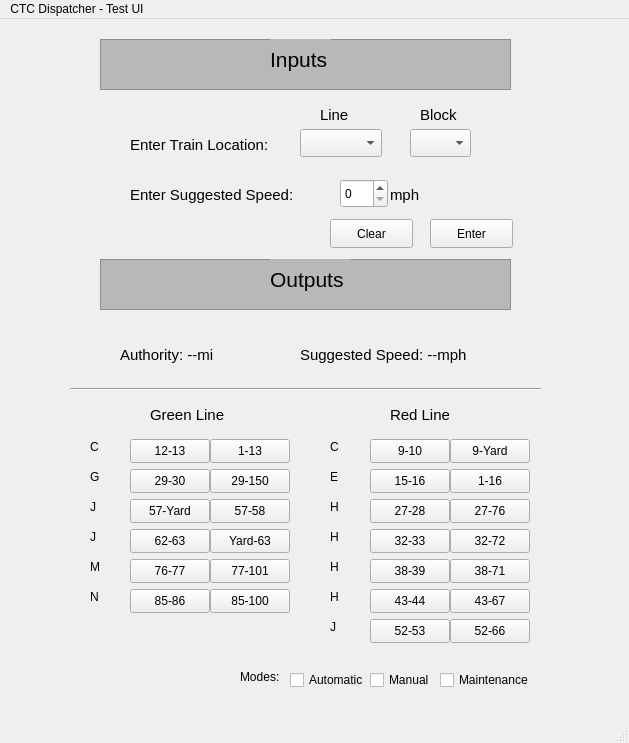
Before: the Qt Designer form CTC_Office/CTC_test.ui in headhunter22/ECE1140-Train-Simulator, drawn with Qt 5.
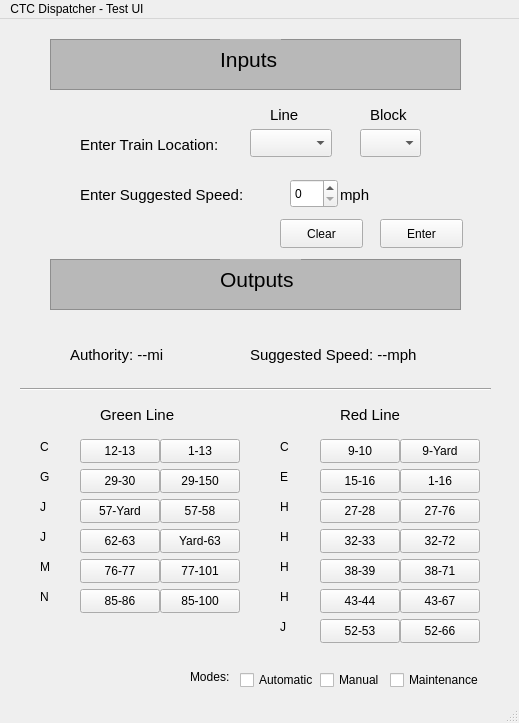
After: the same form once the commit is applied.

Commit message: ctc dispatching functionality

Patch:
```diff
--- a/CTC_Office/CTC_test.ui
+++ b/CTC_Office/CTC_test.ui
@@ -6,8 +6,8 @@
    <rect>
     <x>0</x>
     <y>0</y>
-    <width>629</width>
-    <height>743</height>
+    <width>519</width>
+    <height>723</height>
    </rect>
   </property>
   <property name="windowTitle">
@@ -20,7 +20,7 @@
    <widget class="QLabel" name="locationText">
     <property name="geometry">
      <rect>
-      <x>130</x>
+      <x>80</x>
       <y>110</y>
       <width>161</width>
       <height>31</height>
@@ -38,7 +38,7 @@
    <widget class="QLabel" name="speedText">
     <property name="geometry">
      <rect>
-      <x>130</x>
+      <x>80</x>
       <y>160</y>
       <width>201</width>
       <height>31</height>
@@ -56,7 +56,7 @@
    <widget class="QLabel" name="mph">
     <property name="geometry">
      <rect>
-      <x>390</x>
+      <x>340</x>
       <y>160</y>
       <width>51</width>
       <height>31</height>
@@ -74,7 +74,7 @@
    <widget class="QFrame" name="InputsBox">
     <property name="geometry">
      <rect>
-      <x>100</x>
+      <x>50</x>
       <y>20</y>
       <width>411</width>
       <height>51</height>
@@ -118,7 +118,7 @@
    <widget class="QFrame" name="OutputsBox_18">
     <property name="geometry">
      <rect>
-      <x>100</x>
+      <x>50</x>
       <y>240</y>
       <width>411</width>
       <height>51</height>
@@ -161,7 +161,7 @@
    <widget class="QLabel" name="authority">
     <property name="geometry">
      <rect>
-      <x>120</x>
+      <x>70</x>
       <y>320</y>
       <width>131</width>
       <height>31</height>
@@ -179,7 +179,7 @@
    <widget class="QLabel" name="suggSpeedOutput">
     <property name="geometry">
      <rect>
-      <x>300</x>
+      <x>250</x>
       <y>320</y>
       <width>211</width>
       <height>31</height>
@@ -197,7 +197,7 @@
    <widget class="Line" name="line_3">
     <property name="geometry">
      <rect>
-      <x>70</x>
+      <x>20</x>
       <y>360</y>
       <width>471</width>
       <height>21</height>
@@ -210,7 +210,7 @@
    <widget class="QLabel" name="greenLine_2">
     <property name="geometry">
      <rect>
-      <x>150</x>
+      <x>100</x>
       <y>380</y>
       <width>91</width>
       <height>31</height>
@@ -228,7 +228,7 @@
    <widget class="QLabel" name="redLineText">
     <property name="geometry">
      <rect>
-      <x>390</x>
+      <x>340</x>
       <y>380</y>
       <width>81</width>
       <height>31</height>
@@ -246,7 +246,7 @@
    <widget class="QComboBox" name="lineSelect">
     <property name="geometry">
      <rect>
-      <x>300</x>
+      <x>250</x>
       <y>110</y>
       <width>82</width>
       <height>28</height>
@@ -256,7 +256,7 @@
    <widget class="QLabel" name="lineText">
     <property name="geometry">
      <rect>
-      <x>320</x>
+      <x>270</x>
       <y>80</y>
       <width>41</width>
       <height>31</height>
@@ -274,7 +274,7 @@
    <widget class="QLabel" name="blockText">
     <property name="geometry">
      <rect>
-      <x>420</x>
+      <x>370</x>
       <y>80</y>
       <width>51</width>
       <height>31</height>
@@ -292,7 +292,7 @@
    <widget class="QPushButton" name="enterButton">
     <property name="geometry">
      <rect>
-      <x>430</x>
+      <x>380</x>
       <y>200</y>
       <width>83</width>
       <height>29</height>
@@ -305,7 +305,7 @@
    <widget class="QPushButton" name="clearButton">
     <property name="geometry">
      <rect>
-      <x>330</x>
+      <x>280</x>
       <y>200</y>
       <width>83</width>
       <height>29</height>
@@ -318,7 +318,7 @@
    <widget class="QCheckBox" name="autoSelect">
     <property name="geometry">
      <rect>
-      <x>290</x>
+      <x>240</x>
       <y>650</y>
       <width>78</width>
       <height>22</height>
@@ -331,7 +331,7 @@
    <widget class="QCheckBox" name="manualSelect">
     <property name="geometry">
      <rect>
-      <x>370</x>
+      <x>320</x>
       <y>650</y>
       <width>61</width>
       <height>22</height>
@@ -344,7 +344,7 @@
    <widget class="QCheckBox" name="maintenanceSelect">
     <property name="geometry">
      <rect>
-      <x>440</x>
+      <x>390</x>
       <y>650</y>
       <width>121</width>
       <height>22</height>
@@ -357,7 +357,7 @@
    <widget class="QLabel" name="modesText">
     <property name="geometry">
      <rect>
-      <x>240</x>
+      <x>190</x>
       <y>650</y>
       <width>41</width>
       <height>16</height>
@@ -370,7 +370,7 @@
    <widget class="QPushButton" name="red_C2">
     <property name="geometry">
      <rect>
-      <x>450</x>
+      <x>400</x>
       <y>420</y>
       <width>80</width>
       <height>24</height>
@@ -383,7 +383,7 @@
    <widget class="QPushButton" name="red_C1">
     <property name="geometry">
      <rect>
-      <x>370</x>
+      <x>320</x>
       <y>420</y>
       <width>80</width>
       <height>24</height>
@@ -396,7 +396,7 @@
    <widget class="QPushButton" name="red_H1_2">
     <property name="geometry">
      <rect>
-      <x>450</x>
+      <x>400</x>
       <y>480</y>
       <width>80</width>
       <height>24</height>
@@ -409,7 +409,7 @@
    <widget class="QPushButton" name="red_H1_1">
     <property name="geometry">
      <rect>
-      <x>370</x>
+      <x>320</x>
       <y>480</y>
       <width>80</width>
       <height>24</height>
@@ -422,7 +422,7 @@
    <widget class="QPushButton" name="red_E2">
     <property name="geometry">
      <rect>
-      <x>450</x>
+      <x>400</x>
       <y>450</y>
       <width>80</width>
       <height>24</height>
@@ -435,7 +435,7 @@
    <widget class="QPushButton" name="red_E1">
     <property name="geometry">
      <rect>
-      <x>370</x>
+      <x>320</x>
       <y>450</y>
       <width>80</width>
       <height>24</height>
@@ -448,7 +448,7 @@
    <widget class="QPushButton" name="red_H4_2">
     <property name="geometry">
      <rect>
-      <x>450</x>
+      <x>400</x>
       <y>570</y>
       <width>80</width>
       <height>24</height>
@@ -461,7 +461,7 @@
    <widget class="QPushButton" name="red_H3_2">
     <property name="geometry">
      <rect>
-      <x>450</x>
+      <x>400</x>
       <y>540</y>
       <width>80</width>
       <height>24</height>
@@ -474,7 +474,7 @@
    <widget class="QPushButton" name="red_H3_1">
     <property name="geometry">
      <rect>
-      <x>370</x>
+      <x>320</x>
       <y>540</y>
       <width>80</width>
       <height>24</height>
@@ -487,7 +487,7 @@
    <widget class="QPushButton" name="red_J2">
     <property name="geometry">
      <rect>
-      <x>450</x>
+      <x>400</x>
       <y>600</y>
       <width>80</width>
       <height>24</height>
@@ -500,7 +500,7 @@
    <widget class="QPushButton" name="red_H2_2">
     <property name="geometry">
      <rect>
-      <x>450</x>
+      <x>400</x>
       <y>510</y>
       <width>80</width>
       <height>24</height>
@@ -513,7 +513,7 @@
    <widget class="QPushButton" name="red_H2_1">
     <property name="geometry">
      <rect>
-      <x>370</x>
+      <x>320</x>
       <y>510</y>
       <width>80</width>
       <height>24</height>
@@ -526,7 +526,7 @@
    <widget class="QPushButton" name="red_J1">
     <property name="geometry">
      <rect>
-      <x>370</x>
+      <x>320</x>
       <y>600</y>
       <width>80</width>
       <height>24</height>
@@ -539,7 +539,7 @@
    <widget class="QPushButton" name="red_H4_1">
     <property name="geometry">
      <rect>
-      <x>370</x>
+      <x>320</x>
       <y>570</y>
       <width>80</width>
       <height>24</height>
@@ -552,7 +552,7 @@
    <widget class="QPushButton" name="green_G2">
     <property name="geometry">
      <rect>
-      <x>210</x>
+      <x>160</x>
       <y>450</y>
       <width>80</width>
       <height>24</height>
@@ -565,7 +565,7 @@
    <widget class="QPushButton" name="green_C2">
     <property name="geometry">
      <rect>
-      <x>210</x>
+      <x>160</x>
       <y>420</y>
       <width>80</width>
       <height>24</height>
@@ -578,7 +578,7 @@
    <widget class="QPushButton" name="green_C1">
     <property name="geometry">
      <rect>
-      <x>130</x>
+      <x>80</x>
       <y>420</y>
       <width>80</width>
       <height>24</height>
@@ -591,7 +591,7 @@
    <widget class="QPushButton" name="green_J1_2">
     <property name="geometry">
      <rect>
-      <x>210</x>
+      <x>160</x>
       <y>480</y>
       <width>80</width>
       <height>24</height>
@@ -604,7 +604,7 @@
    <widget class="QPushButton" name="green_N1">
     <property name="geometry">
      <rect>
-      <x>130</x>
+      <x>80</x>
       <y>570</y>
       <width>80</width>
       <height>24</height>
@@ -617,7 +617,7 @@
    <widget class="QPushButton" name="green_J2_2">
     <property name="geometry">
      <rect>
-      <x>210</x>
+      <x>160</x>
       <y>510</y>
       <width>80</width>
       <height>24</height>
@@ -630,7 +630,7 @@
    <widget class="QPushButton" name="green_N2">
     <property name="geometry">
      <rect>
-      <x>210</x>
+      <x>160</x>
       <y>570</y>
       <width>80</width>
       <height>24</height>
@@ -643,7 +643,7 @@
    <widget class="QPushButton" name="green_J1_1">
     <property name="geometry">
      <rect>
-      <x>130</x>
+      <x>80</x>
       <y>480</y>
       <width>80</width>
       <height>24</height>
@@ -656,7 +656,7 @@
    <widget class="QPushButton" name="green_M1">
     <property name="geometry">
      <rect>
-      <x>130</x>
+      <x>80</x>
       <y>540</y>
       <width>80</width>
       <height>24</height>
@@ -669,7 +669,7 @@
    <widget class="QPushButton" name="green_J2_1">
     <property name="geometry">
      <rect>
-      <x>130</x>
+      <x>80</x>
       <y>510</y>
       <width>80</width>
       <height>24</height>
@@ -682,7 +682,7 @@
    <widget class="QPushButton" name="green_G1">
     <property name="geometry">
      <rect>
-      <x>130</x>
+      <x>80</x>
       <y>450</y>
       <width>80</width>
       <height>24</height>
@@ -695,7 +695,7 @@
    <widget class="QPushButton" name="green_M2">
     <property name="geometry">
      <rect>
-      <x>210</x>
+      <x>160</x>
       <y>540</y>
       <width>80</width>
       <height>24</height>
@@ -708,7 +708,7 @@
    <widget class="QLabel" name="red_text_C">
     <property name="geometry">
      <rect>
-      <x>330</x>
+      <x>280</x>
       <y>420</y>
       <width>16</width>
       <height>16</height>
@@ -721,7 +721,7 @@
    <widget class="QLabel" name="red_text_E">
     <property name="geometry">
      <rect>
-      <x>330</x>
+      <x>280</x>
       <y>450</y>
       <width>16</width>
       <height>16</height>
@@ -734,7 +734,7 @@
    <widget class="QLabel" name="red_text_H1">
     <property name="geometry">
      <rect>
-      <x>330</x>
+      <x>280</x>
       <y>480</y>
       <width>16</width>
       <height>16</height>
@@ -747,7 +747,7 @@
    <widget class="QLabel" name="red_textH2">
     <property name="geometry">
      <rect>
-      <x>330</x>
+      <x>280</x>
       <y>510</y>
       <width>16</width>
       <height>16</height>
@@ -760,7 +760,7 @@
    <widget class="QLabel" name="red_textH3">
     <property name="geometry">
      <rect>
-      <x>330</x>
+      <x>280</x>
       <y>540</y>
       <width>16</width>
       <height>16</height>
@@ -773,7 +773,7 @@
    <widget class="QLabel" name="red_text_H4">
     <property name="geometry">
      <rect>
-      <x>330</x>
+      <x>280</x>
       <y>570</y>
       <width>16</width>
       <height>16</height>
@@ -786,7 +786,7 @@
    <widget class="QLabel" name="red_text_J">
     <property name="geometry">
      <rect>
-      <x>330</x>
+      <x>280</x>
       <y>600</y>
       <width>16</width>
       <height>16</height>
@@ -799,7 +799,7 @@
    <widget class="QLabel" name="green_text_N">
     <property name="geometry">
      <rect>
-      <x>90</x>
+      <x>40</x>
       <y>570</y>
       <width>16</width>
       <height>16</height>
@@ -812,7 +812,7 @@
    <widget class="QLabel" name="green_text_C">
     <property name="geometry">
      <rect>
-      <x>90</x>
+      <x>40</x>
       <y>420</y>
       <width>16</width>
       <height>16</height>
@@ -825,7 +825,7 @@
    <widget class="QLabel" name="green_text_M">
     <property name="geometry">
      <rect>
-      <x>90</x>
+      <x>40</x>
       <y>540</y>
       <width>16</width>
       <height>16</height>
@@ -838,7 +838,7 @@
    <widget class="QLabel" name="green_text_G">
     <property name="geometry">
      <rect>
-      <x>90</x>
+      <x>40</x>
       <y>450</y>
       <width>16</width>
       <height>16</height>
@@ -851,7 +851,7 @@
    <widget class="QLabel" name="green_text_J1">
     <property name="geometry">
      <rect>
-      <x>90</x>
+      <x>40</x>
       <y>480</y>
       <width>16</width>
       <height>16</height>
@@ -864,7 +864,7 @@
    <widget class="QLabel" name="green_text_J2">
     <property name="geometry">
      <rect>
-      <x>90</x>
+      <x>40</x>
       <y>510</y>
       <width>16</width>
       <height>16</height>
@@ -877,7 +877,7 @@
    <widget class="QSpinBox" name="enterSpeed">
     <property name="geometry">
      <rect>
-      <x>340</x>
+      <x>290</x>
       <y>160</y>
       <width>48</width>
       <height>29</height>
@@ -887,7 +887,7 @@
    <widget class="QComboBox" name="enterLocation">
     <property name="geometry">
      <rect>
-      <x>410</x>
+      <x>360</x>
       <y>110</y>
       <width>61</width>
       <height>28</height>
@@ -900,7 +900,7 @@
     <rect>
      <x>0</x>
      <y>0</y>
-     <width>629</width>
+     <width>519</width>
      <height>25</height>
     </rect>
    </property>
```
The commit also changes 1 other file.
